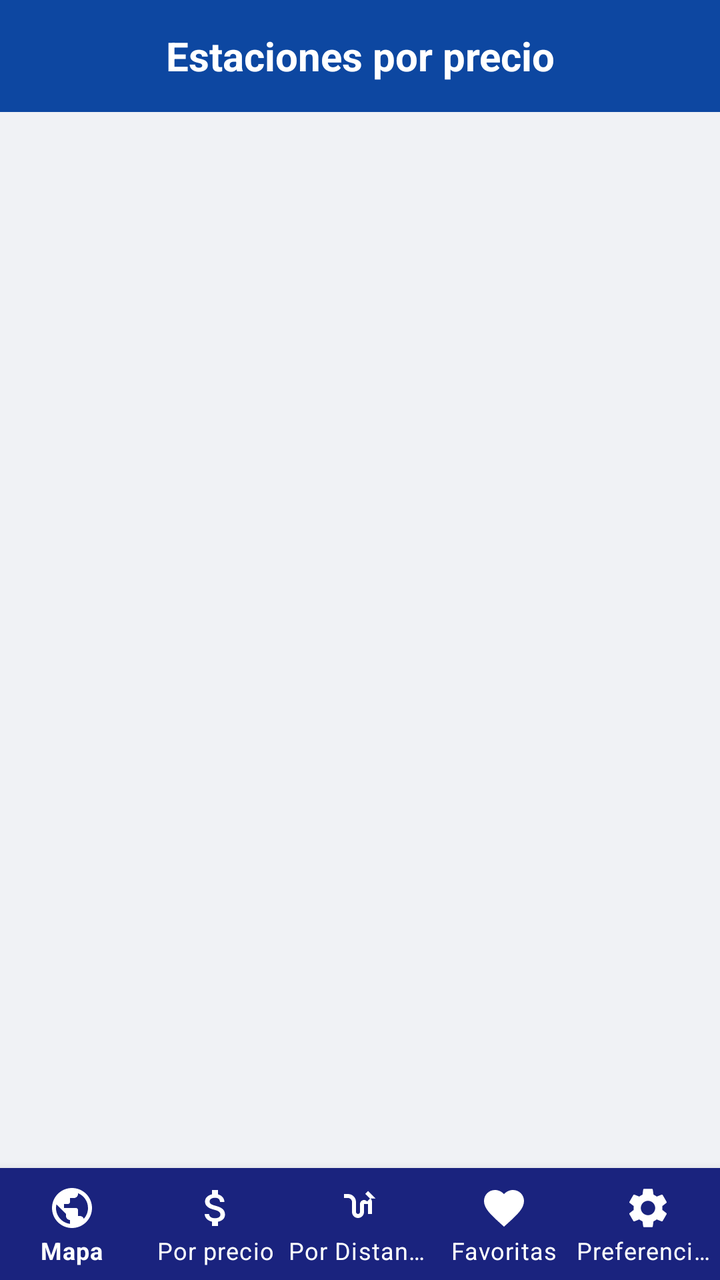
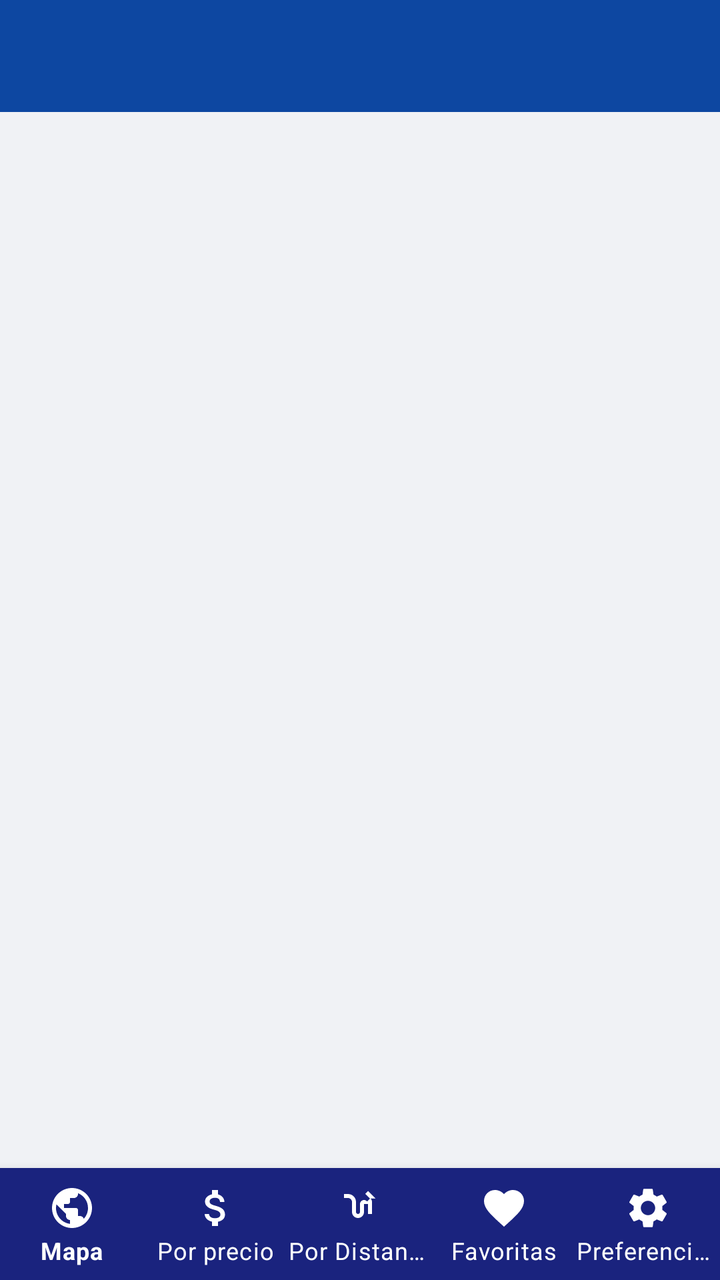

Screens rendered from an Android XML layout before and after an edit, with the pre-edit source and the edit as a unified diff.
<!-- AndroidManifest.xml: application theme Theme.AhorraGas -->
<!-- res/layout/activity_price_list.xml -->
<?xml version="1.0" encoding="utf-8"?>
<LinearLayout xmlns:android="http://schemas.android.com/apk/res/android"
    xmlns:app="http://schemas.android.com/apk/res-auto"
    android:layout_width="match_parent"
    android:layout_height="match_parent"
    android:orientation="vertical"
    android:background="@color/background">

    <LinearLayout
        android:layout_width="match_parent"
        android:layout_height="56dp"
        android:background="@color/primary_dark"
        android:gravity="center_vertical"
        android:paddingHorizontal="16dp">

        <TextView
            android:id="@+id/tvPriceListTitle"
            android:layout_width="match_parent"
            android:layout_height="wrap_content"
            android:text="Estaciones por precio"
            android:textColor="@color/white"
            android:textSize="20sp"
            android:textStyle="bold"
            android:gravity="center" />
    </LinearLayout>

    
    <FrameLayout
        android:layout_width="match_parent"
        android:layout_height="0dp"
        android:layout_weight="1">

        <ProgressBar
            android:id="@+id/progressBarPrice"
            android:layout_width="wrap_content"
            android:layout_height="wrap_content"
            android:layout_gravity="center"
            android:visibility="gone" />

        <LinearLayout
            android:id="@+id/layoutErrorPrice"
            android:layout_width="match_parent"
            android:layout_height="match_parent"
            android:orientation="vertical"
            android:gravity="center"
            android:padding="32dp"
            android:visibility="gone">

            <TextView
                android:id="@+id/tvErrorPrice"
                android:layout_width="wrap_content"
                android:layout_height="wrap_content"
                android:gravity="center"
                android:textSize="15sp"
                android:textColor="@color/text_secondary"
                android:layout_marginBottom="16dp"
                android:text="@string/error_red"/>

            <Button
                android:id="@+id/btnRetryPrice"
                android:layout_width="wrap_content"
                android:layout_height="wrap_content"
                android:text="@string/reintentar"
                android:backgroundTint="@color/primary_dark"/>
        </LinearLayout>

        <TextView
            android:id="@+id/tvEmptyPrice"
            android:layout_width="match_parent"
            android:layout_height="match_parent"
            android:gravity="center"
            android:padding="32dp"
            android:textSize="14sp"
            android:textColor="@color/text_secondary"
            android:text="@string/empty_price_list"
            android:visibility="gone"/>

        <androidx.recyclerview.widget.RecyclerView
            android:id="@+id/recyclerViewPrice"
            android:layout_width="match_parent"
            android:layout_height="match_parent"
            android:clipToPadding="false"
            android:paddingBottom="8dp"
            android:scrollbars="vertical"
            android:visibility="gone"/>

    </FrameLayout>

    <com.google.android.material.bottomnavigation.BottomNavigationView
        android:id="@+id/bottomNavPrice"
        android:layout_width="match_parent"
        android:layout_height="wrap_content"
        android:background="#1A237E"
        app:menu="@menu/bottom_nav_menu"
        app:itemIconTint="@color/white"
        app:itemTextColor="@color/white"
        app:labelVisibilityMode="labeled" />

</LinearLayout>
<!-- resources referenced by this layout -->
<resources>
  <color name="background">#F0F2F5</color>
  <color name="primary_dark">#0D47A1</color>
  <color name="text_secondary">#757575</color>
  <color name="white">#FFFFFF</color>
  <string name="empty_price_list">No hay estaciones con precio para el combustible seleccionado en tu radio.</string>
  <string name="error_red">Error de red. Comprueba tu conexión.</string>
  <string name="reintentar">Reintentar</string>
  <style name="Theme.AhorraGas" parent="Theme.MaterialComponents.DayNight.NoActionBar">
          <item name="colorPrimary">@color/primary</item>
          <item name="colorPrimaryVariant">@color/primary_dark</item>
          <item name="colorOnPrimary">@color/white</item>
          <item name="colorSecondary">@color/secondary</item>
          <item name="colorOnSecondary">@color/white</item>
          <item name="android:statusBarColor">@color/primary_dark</item>
      </style>
  <color name="primary">#1565C0</color>
  <color name="secondary">#FF9800</color>
</resources>

<!-- the commit's change to res/layout/activity_price_list.xml (unified diff, before → after) -->
@@ -17,7 +17,6 @@
             android:id="@+id/tvPriceListTitle"
             android:layout_width="match_parent"
             android:layout_height="wrap_content"
-            android:text="Estaciones por precio"
             android:textColor="@color/white"
             android:textSize="20sp"
             android:textStyle="bold"
